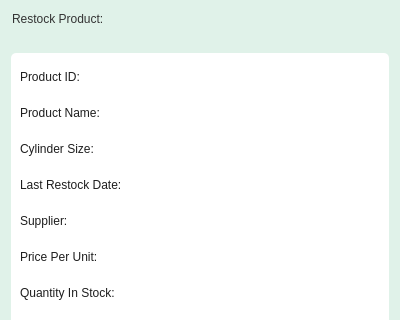
Kazu0210/Inventory-System, file app/src/ui/final_ui/restock_product.ui: the form before one commit; both pictures show x 0 to 400 and y 0 to 320 of the 400 by 471 pixel window.
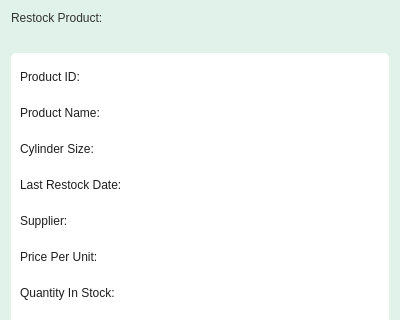
The form after the commit.

Commit message: removed the borders from the ui

Diff of the .ui file:
```diff
--- a/app/src/ui/final_ui/restock_product.ui
+++ b/app/src/ui/final_ui/restock_product.ui
@@ -29,6 +29,7 @@
    <string notr="true">*{
 font: 10pt &quot;Noto Sans&quot;;
 color: #1E1E1E;
+border: none;
 }
 #Form{
 background-color: #E0F2E9;
```
The commit also changes 9955 other files.
